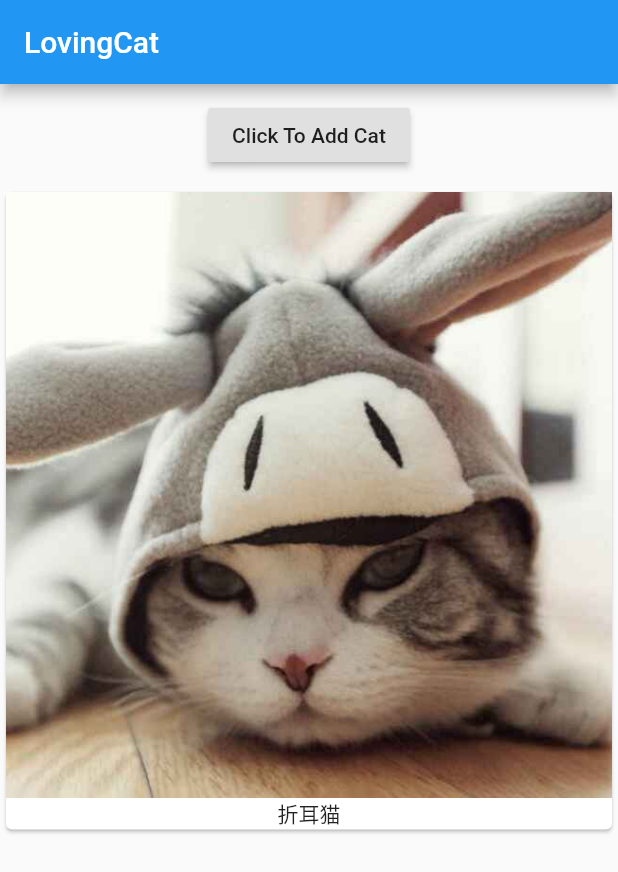
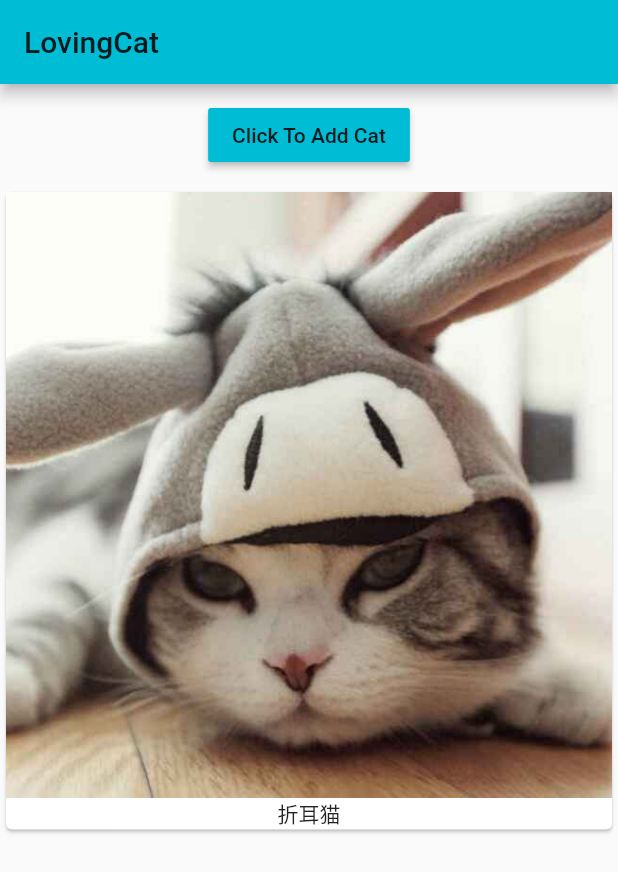
Before and after one commit to huangjun0124/flutter_learn, a Flutter app: the screen it shows after launch, on a phone screen of 412 x 824 dp. Shown: the top 872 px of the screen. Run offline on Flutter 3.47's test engine with Material 2 defaults, Android fonts, the phone set to English and light mode, and no system bars.

Commit message:
provide default value for a method

```diff
--- a/lib/cat_manager.dart
+++ b/lib/cat_manager.dart
@@ -5,7 +5,7 @@ import './cats.dart';
 
 class CatManager extends StatefulWidget {
   final String startingCat;
-  CatManager(this.startingCat){
+  CatManager({this.startingCat='折耳猫'}){
     print('[CatManager widget] Constructer') ;
   }
 
@@ -40,6 +40,7 @@ class _CatManagerState extends State<CatManager> {
         Container(
           margin: EdgeInsets.all(10.0), // 按钮周围留10像素空白
           child: RaisedButton(
+            color: Theme.of(context).primaryColor,
             onPressed: () {
               setState(() {
                 _cats.add('加菲猫');
--- a/lib/main.dart
+++ b/lib/main.dart
@@ -8,11 +8,15 @@ class MyApp extends StatelessWidget {
   @override
   Widget build(BuildContext context) {
     return MaterialApp(
+      theme: ThemeData(
+        primarySwatch: Colors.cyan,
+        accentColor: Colors.lightBlue
+      ),
         home: Scaffold(
           appBar: AppBar(
             title: Text('LovingCat'),
       ),
-        body: CatManager('折耳猫'),
+        body: CatManager(),
     ));
   }
 }
```
